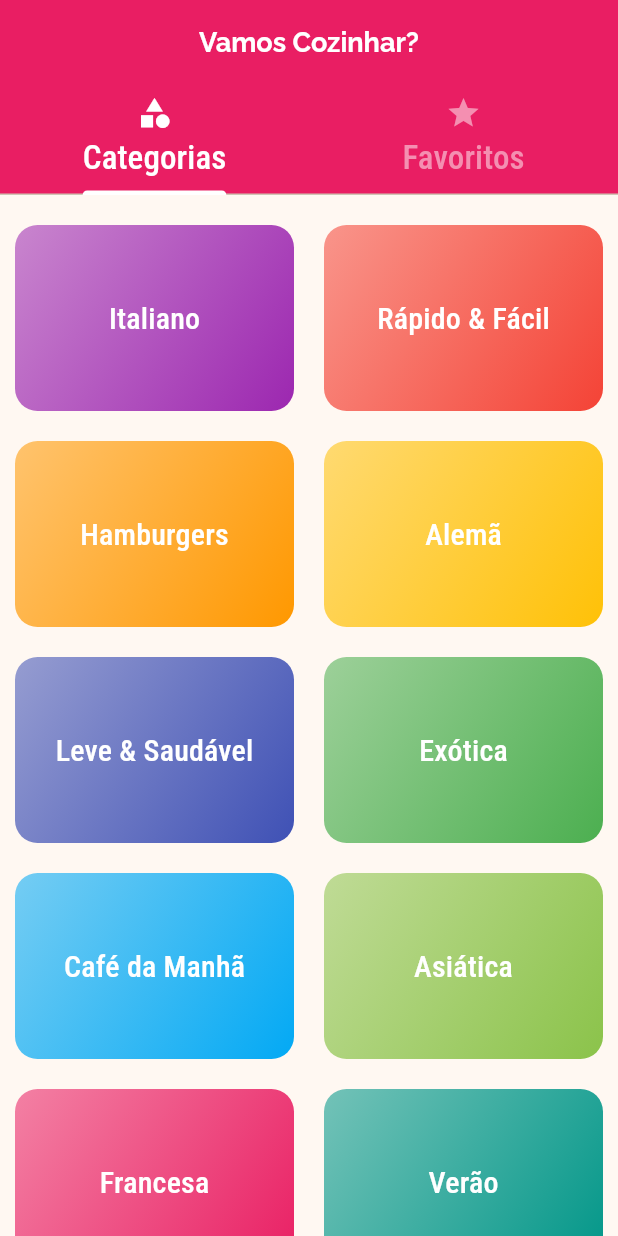
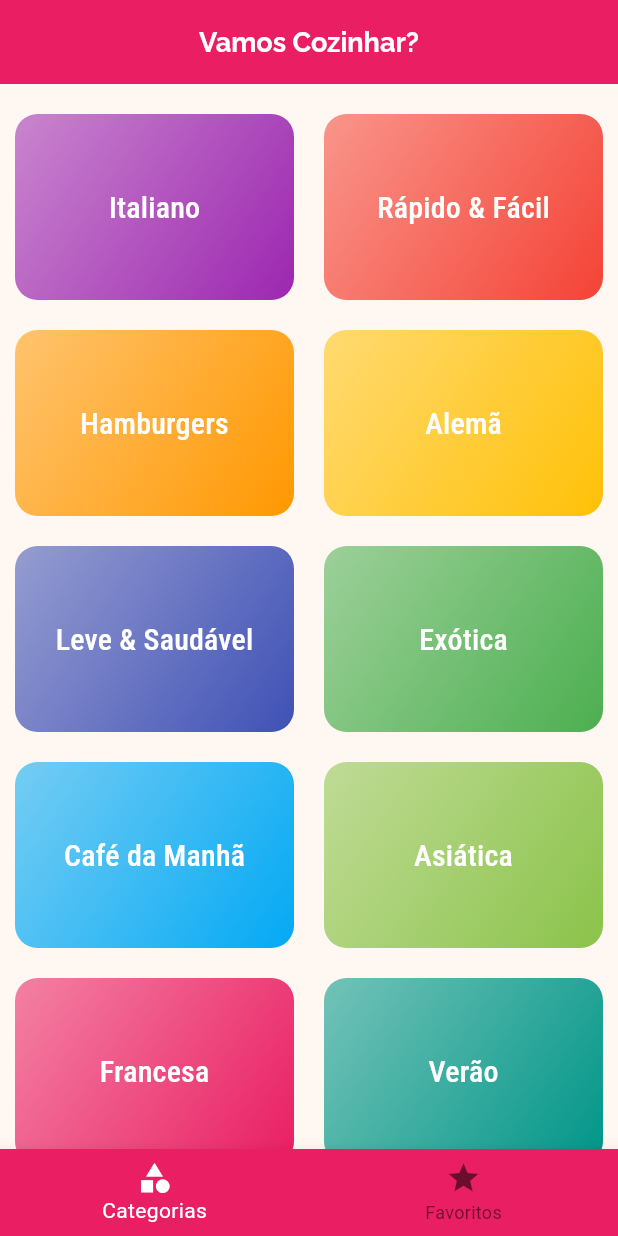
Before and after one commit to mateusalmeiida/comidas-app-flutter, a Flutter app: the screen it shows after launch, on a phone screen of 412 x 824 dp. Run offline on Flutter 3.47's test engine with Material 3 defaults, Android fonts, the phone set to English and light mode, and no system bars.

Commit message:
Refactor: TabBar movida para baixo

```diff
--- a/lib/main.dart
+++ b/lib/main.dart
@@ -42,11 +42,7 @@
               fontSize: MediaQuery.of(context).textScaler.scale(18),
               fontWeight: FontWeight.w700),
         ),
-          tabBarTheme: TabBarTheme(
-            labelColor: Colors.white,
-            indicatorColor: Colors.white,
-            unselectedLabelColor: Colors.pink[200],
-          )),
+      ),
       routes: {
         AppRoutes.HOME: (ctx) {
           return TabsScreen();
--- a/lib/screens/tabs_screen.dart
+++ b/lib/screens/tabs_screen.dart
@@ -2,25 +2,43 @@
 import 'categories_screen.dart';
 import 'favorite_screen.dart';
 
-class TabsScreen extends StatelessWidget {
+class TabsScreen extends StatefulWidget {
   const TabsScreen({super.key});
 
   @override
+  State<TabsScreen> createState() => _TabsScreenState();
+}
+
+class _TabsScreenState extends State<TabsScreen> {
+  int _selectedScreenIndex = 0;
+  final List<Map<String, Object>> _screens = [
+    {'title': 'Vamos Cozinhar?', 'screen': CategoriesScreen()},
+    {'title': 'Meus Favoritos', 'screen': FavoriteScreen()}
+  ];
+
+  _selectScreen(index) {
+    setState(() {
+      _selectedScreenIndex = index;
+    });
+  }
+
+  @override
   Widget build(BuildContext context) {
-    return DefaultTabController(
-        length: 2,
-        child: Scaffold(
-          appBar: AppBar(
-            title: Text('Vamos Cozinhar?'),
-            bottom: TabBar(tabs: [
-              Tab(
-                icon: Icon(Icons.category),
-                text: 'Categorias',
-              ),
-              Tab(icon: Icon(Icons.star), text: 'Favoritos')
-            ]),
-          ),
-          body: TabBarView(children: [CategoriesScreen(), FavoriteScreen()]),
-        ));
+    return Scaffold(
+      appBar: AppBar(
+        title: Text(_screens[_selectedScreenIndex]['title'] as String),
+      ),
+      body: _screens[_selectedScreenIndex]['screen'] as Widget,
+      bottomNavigationBar: BottomNavigationBar(
+          backgroundColor: Theme.of(context).colorScheme.primary,
+          selectedItemColor: Colors.white,
+          currentIndex: _selectedScreenIndex,
+          onTap: _selectScreen,
+          items: [
+            BottomNavigationBarItem(
+                icon: Icon(Icons.category), label: 'Categorias'),
+            BottomNavigationBarItem(icon: Icon(Icons.star), label: 'Favoritos')
+          ]),
+    );
   }
 }
```
Lines whose indentation alone changed are shown as unchanged.
